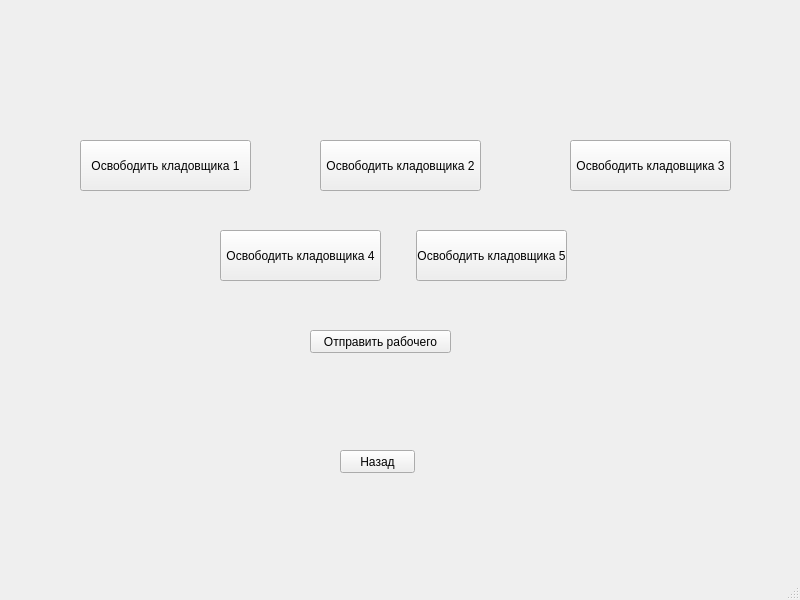
86274/GUI_OOP_KR, file eventmanagementwindow.ui: the form before one commit.
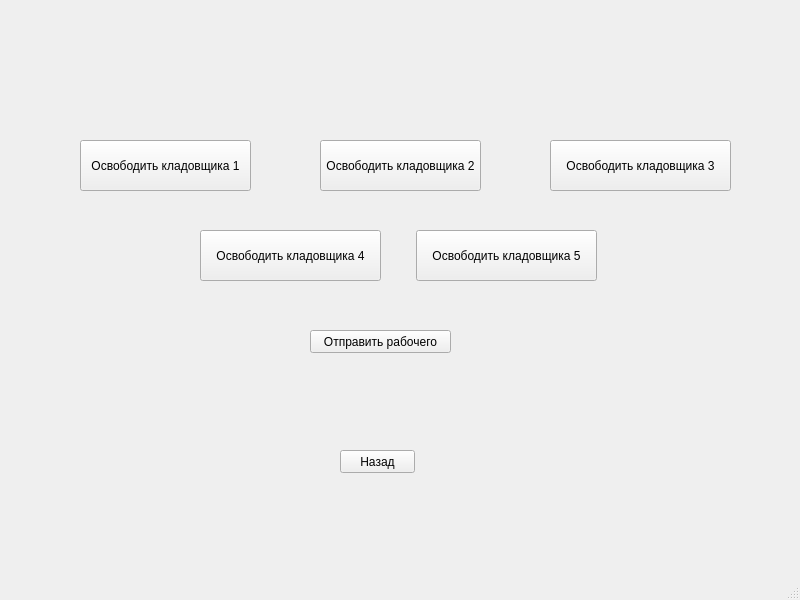
The form after the commit.

What changed in the file:
```diff
--- a/eventmanagementwindow.ui
+++ b/eventmanagementwindow.ui
@@ -17,9 +17,9 @@
    <widget class="QPushButton" name="pushFree2">
     <property name="geometry">
      <rect>
-      <x>220</x>
+      <x>200</x>
       <y>230</y>
-      <width>161</width>
+      <width>181</width>
       <height>51</height>
      </rect>
     </property>
@@ -43,9 +43,9 @@
    <widget class="QPushButton" name="pushFree5">
     <property name="geometry">
      <rect>
-      <x>570</x>
+      <x>550</x>
       <y>140</y>
-      <width>161</width>
+      <width>181</width>
       <height>51</height>
      </rect>
     </property>
@@ -71,7 +71,7 @@
      <rect>
       <x>416</x>
       <y>230</y>
-      <width>151</width>
+      <width>181</width>
       <height>51</height>
      </rect>
     </property>
```
